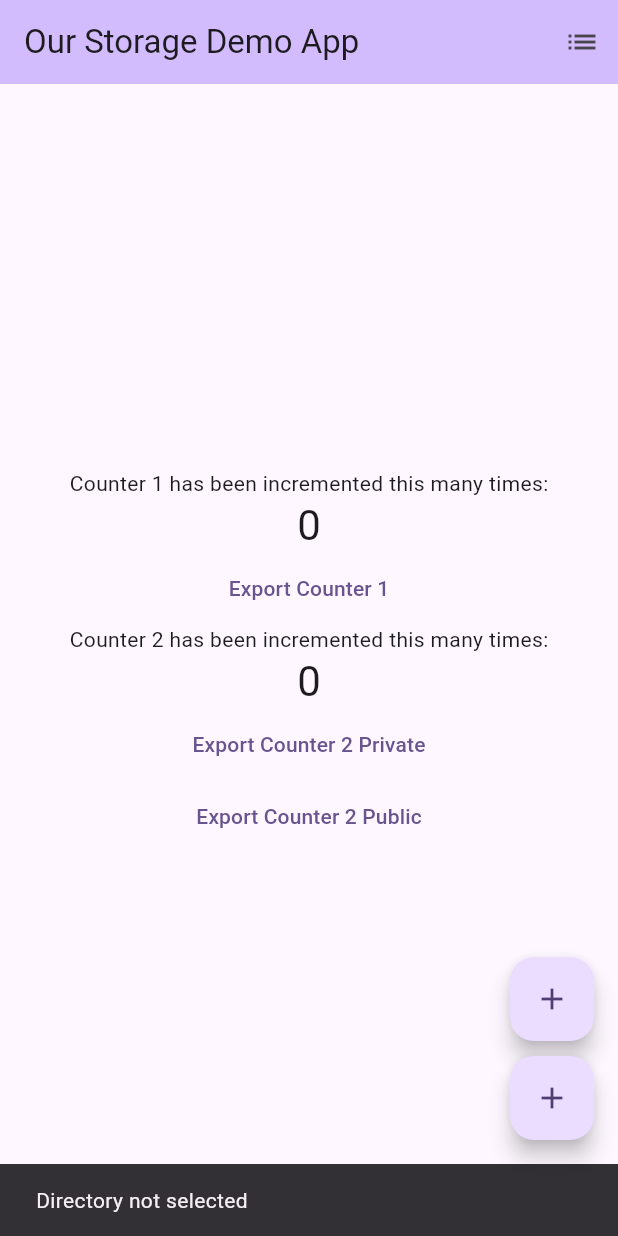
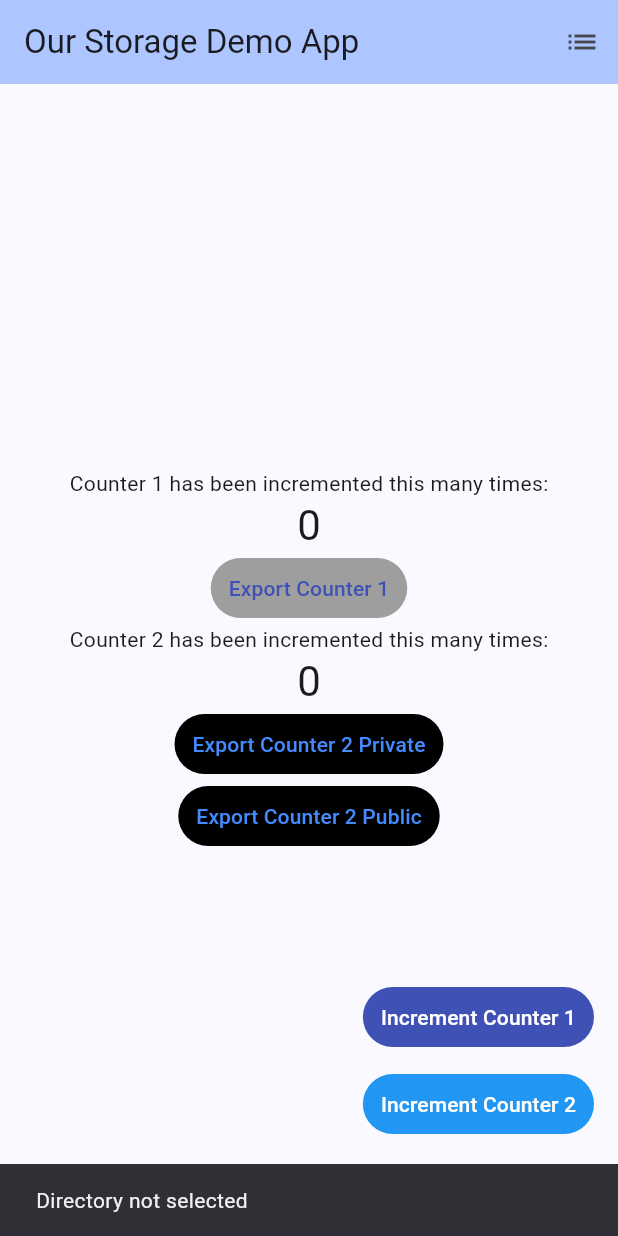
Before and after one commit to Tuckerle/storage_demo_app, a Flutter app: the screen it shows after launch, after a tap on "Export Counter 2 Public", on a phone screen of 412 x 824 dp. Run offline on Flutter 3.47's test engine with Material 3 defaults, Android fonts, the phone set to English and light mode, and no system bars; our stand-ins replace file_picker, permission_handler, shared_preferences, sqflite; accounts and stored records are empty.

Commit message:
code cleanup, styling

```diff
--- /dev/null
+++ b/lib/logs_page.dart
@@ -0,0 +1,48 @@
+import 'package:flutter/material.dart';
+import 'package:sqflite/sqflite.dart';
+
+class LogsPage extends StatelessWidget {
+  final Database? database;
+
+  const LogsPage({super.key, required this.database});
+
+  Future<List<Map<String, dynamic>>> _fetchLogs() async {
+    if (database != null) {
+      return await database!.query('Logs');
+    }
+    return [];
+  }
+
+  @override
+  Widget build(BuildContext context) {
+    return Scaffold(
+      appBar: AppBar(
+        title: const Text('Logs'),
+      ),
+      body: FutureBuilder<List<Map<String, dynamic>>>(
+        future: _fetchLogs(),
+        builder: (context, snapshot) {
+          if (snapshot.connectionState == ConnectionState.waiting) {
+            return const Center(child: CircularProgressIndicator());
+          }
+          if (snapshot.hasError) {
+            return const Center(child: Text('Error fetching logs'));
+          }
+          final logs = snapshot.data!;
+          return ListView.builder(
+            itemCount: logs.length,
+            itemBuilder: (context, index) {
+              final log = logs[index];
+              return ListTile(
+                title: Text(
+                    'Counter ${log['counter']} - Time: ${log['timestamp']}'),
+                subtitle: Text(
+                    'Old Value: ${log['oldValue']} -> New Value: ${log['newValue']}'),
+              );
+            },
+          );
+        },
+      ),
+    );
+  }
+}
--- a/lib/main.dart
+++ b/lib/main.dart
@@ -8,6 +8,8 @@ import 'package:path_provider/path_provider.dart';
 import 'package:permission_handler/permission_handler.dart';
 import 'package:shared_preferences/shared_preferences.dart';
 import 'package:sqflite/sqflite.dart';
+
+import 'logs_page.dart';
 
 void main() async {
   WidgetsFlutterBinding.ensureInitialized();
@@ -22,7 +24,7 @@ class MyApp extends StatelessWidget {
     return MaterialApp(
       title: 'Storage Demo',
       theme: ThemeData(
-        colorScheme: ColorScheme.fromSeed(seedColor: Colors.deepPurple),
+        colorScheme: ColorScheme.fromSeed(seedColor: Colors.blueAccent),
         useMaterial3: true,
       ),
       home: const MyHomePage(title: 'Our Storage Demo App'),
@@ -43,15 +45,6 @@ class _MyHomePageState extends State<MyHomePage> {
   int _counterOne = 0;
   int _counterTwo = 0;
   Database? database;
-
-  @override
-  void initState() {
-    super.initState();
-    _initializeDatabase();
-    _loadCounterOne();
-    _loadCounterTwo();
-    _requestPermissions();
-  }
 
   Future<void> _requestPermissions() async {
     if (Platform.isAndroid) {
@@ -79,6 +72,7 @@ class _MyHomePageState extends State<MyHomePage> {
     );
   }
 
+  // INFO: Logs the counter increments to the database
   Future<void> _logCounterEvent(int counter, int oldValue, int newValue) async {
     if (database != null) {
       await database!.insert(
@@ -93,59 +87,53 @@ class _MyHomePageState extends State<MyHomePage> {
     }
   }
 
-  void _incrementCounterOne() {
-    int oldValue = _counterOne;
-    setState(() {
-      _counterOne++;
-    });
-    _logCounterEvent(1, oldValue, _counterOne);
-  }
-
-  void _incrementCounterTwo() {
-    int oldValue = _counterTwo;
-    setState(() {
-      _counterTwo++;
-    });
-    _logCounterEvent(2, oldValue, _counterTwo);
-  }
-
+  //INFO: Exporting counter
+  //Exporting to Shared Preferences
   void exportCounterOne() async {
     SharedPreferences prefs = await SharedPreferences.getInstance();
     await prefs.setInt('counter_one', _counterOne);
   }
 
+  //Exporting to private File
   Future<void> exportCounterTwoPrivate() async {
     final directory = await getApplicationDocumentsDirectory();
     final file = File('${directory.path}/counter_two_private.txt');
     await file.writeAsString('$_counterTwo');
   }
 
+  //Exporting to public File with filepicker
   Future<String?> exportCounterTwoPublic() async {
     String? selectedDirectory = await FilePicker.platform.getDirectoryPath();
     if (selectedDirectory != null) {
       final file = File('$selectedDirectory/counter_two_public.txt');
       await file.writeAsString('$_counterTwo');
-      return selectedDirectory; // Return the selected directory path to show the Snackbar later
+      return selectedDirectory; // Return the selected directory path to show in the Snackbar later
     }
     return null;
   }
 
+  //INFO: Loading Values
+  //Loading from Shared Preferences
   Future<void> _loadCounterOne() async {
     SharedPreferences prefs = await SharedPreferences.getInstance();
+    if (!mounted) return;
     setState(() {
       _counterOne = prefs.getInt('counter_one') ?? 0;
     });
   }
 
+  //Loading from File
   Future<void> _loadCounterTwo() async {
     final directory = await getApplicationDocumentsDirectory();
     final file = File('${directory.path}/counter_two_private.txt');
     if (await file.exists()) {
       String content = await file.readAsString();
+      if (!mounted) return;
       setState(() {
         _counterTwo = int.tryParse(content) ?? 0;
       });
     } else {
+      if (!mounted) return;
       setState(() {
         _counterTwo = 0;
       });
@@ -178,6 +166,10 @@ class _MyHomePageState extends State<MyHomePage> {
             ),
             TextButton(
               onPressed: exportCounterOne,
+              style: ButtonStyle(
+                foregroundColor: WidgetStateProperty.all<Color>(Colors.indigo),
+                backgroundColor: WidgetStateProperty.all<Color>(Colors.grey),
+              ),
               child: const Text("Export Counter 1"),
             ),
             const Text('Counter 2 has been incremented this many times:'),
@@ -187,21 +179,25 @@ class _MyHomePageState extends State<MyHomePage> {
             ),
             TextButton(
               onPressed: exportCounterTwoPrivate,
+              style: ButtonStyle(
+                foregroundColor: WidgetStateProperty.all<Color>(Colors.blueAccent),
+                backgroundColor: WidgetStateProperty.all<Color>(Colors.black),
+              ),
               child: const Text("Export Counter 2 Private"),
             ),
             TextButton(
               onPressed: () async {
                 final directory = await exportCounterTwoPublic();
                 if (directory != null) {
-                  ScaffoldMessenger.of(context).showSnackBar(
-                    SnackBar(content: Text('File saved to $directory')),
-                  );
+                  _showSnackbar('File saved to $directory', context);
                 } else {
-                  ScaffoldMessenger.of(context).showSnackBar(
-                    const SnackBar(content: Text('Directory not selected')),
-                  );
+                  _showSnackbar('Directory not selected', context);
                 }
               },
+              style: ButtonStyle(
+                foregroundColor: WidgetStateProperty.all<Color>(Colors.blueAccent),
+                backgroundColor: WidgetStateProperty.all<Color>(Colors.black),
+              ),
               child: const Text("Export Counter 2 Public"),
             ),
           ],
@@ -210,67 +206,58 @@ class _MyHomePageState extends State<MyHomePage> {
       floatingActionButton: Column(
         mainAxisAlignment: MainAxisAlignment.end,
         children: [
-          FloatingActionButton(
+          TextButton(
             onPressed: _incrementCounterOne,
-            tooltip: 'Increment Counter 1',
-            heroTag: 'counter1',
-            child: const Icon(Icons.add),
+            style: ButtonStyle(
+              backgroundColor: WidgetStateProperty.all<Color>(Colors.indigo),
+              foregroundColor: WidgetStateProperty.all<Color>(Colors.white),
+            ),
+            child: const Text("Increment Counter 1"),
           ),
           const SizedBox(height: 10),
-          FloatingActionButton(
+          TextButton(
             onPressed: _incrementCounterTwo,
-            tooltip: 'Increment Counter 2',
-            heroTag: 'counter2',
-            child: const Icon(Icons.add),
+            style: ButtonStyle(
+              backgroundColor: WidgetStateProperty.all<Color>(Colors.blue),
+              foregroundColor: WidgetStateProperty.all<Color>(Colors.white),
+            ),
+            child: const Text("Increment Counter 2"),
           ),
         ],
       ),
     );
   }
-}
 
-class LogsPage extends StatelessWidget {
-  final Database? database;
-
-  const LogsPage({super.key, required this.database});
-
-  Future<List<Map<String, dynamic>>> _fetchLogs() async {
-    if (database != null) {
-      return await database!.query('Logs');
-    }
-    return [];
+  @override
+  void initState() {
+    super.initState();
+    _initializeDatabase();
+    _loadCounterOne();
+    _loadCounterTwo();
+    _requestPermissions();
   }
 
-  @override
-  Widget build(BuildContext context) {
-    return Scaffold(
-      appBar: AppBar(
-        title: const Text('Logs'),
-      ),
-      body: FutureBuilder<List<Map<String, dynamic>>>(
-        future: _fetchLogs(),
-        builder: (context, snapshot) {
-          if (snapshot.connectionState == ConnectionState.waiting) {
-            return const Center(child: CircularProgressIndicator());
-          }
-          if (snapshot.hasError) {
-            return const Center(child: Text('Error fetching logs'));
-          }
-          final logs = snapshot.data!;
-          return ListView.builder(
-            itemCount: logs.length,
-            itemBuilder: (context, index) {
-              final log = logs[index];
-              return ListTile(
-                title: Text(
-                    'Counter ${log['counter']} - Time: ${log['timestamp']}'),
-                subtitle: Text(
-                    'Old Value: ${log['oldValue']} -> New Value: ${log['newValue']}'),
-              );
-            },
-          );
-        },
-      ),
-    );
+  void _showSnackbar(String message, BuildContext context) {
+    if (mounted) {
+      ScaffoldMessenger.of(context).showSnackBar(
+        SnackBar(content: Text(message)),
+      );
+    }
+  }
+
+  void _incrementCounterOne() {
+    int oldValue = _counterOne;
+    setState(() {
+      _counterOne++;
+    });
+    _logCounterEvent(1, oldValue, _counterOne);
+  }
+
+  void _incrementCounterTwo() {
+    int oldValue = _counterTwo;
+    setState(() {
+      _counterTwo++;
+    });
+    _logCounterEvent(2, oldValue, _counterTwo);
   }
 }
```
